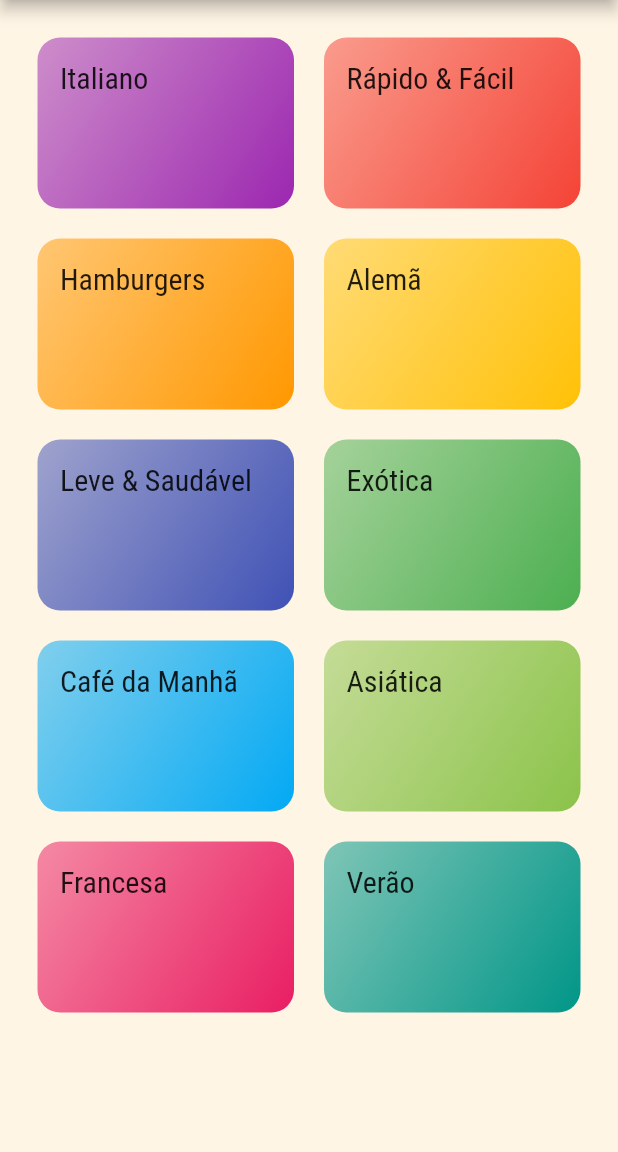
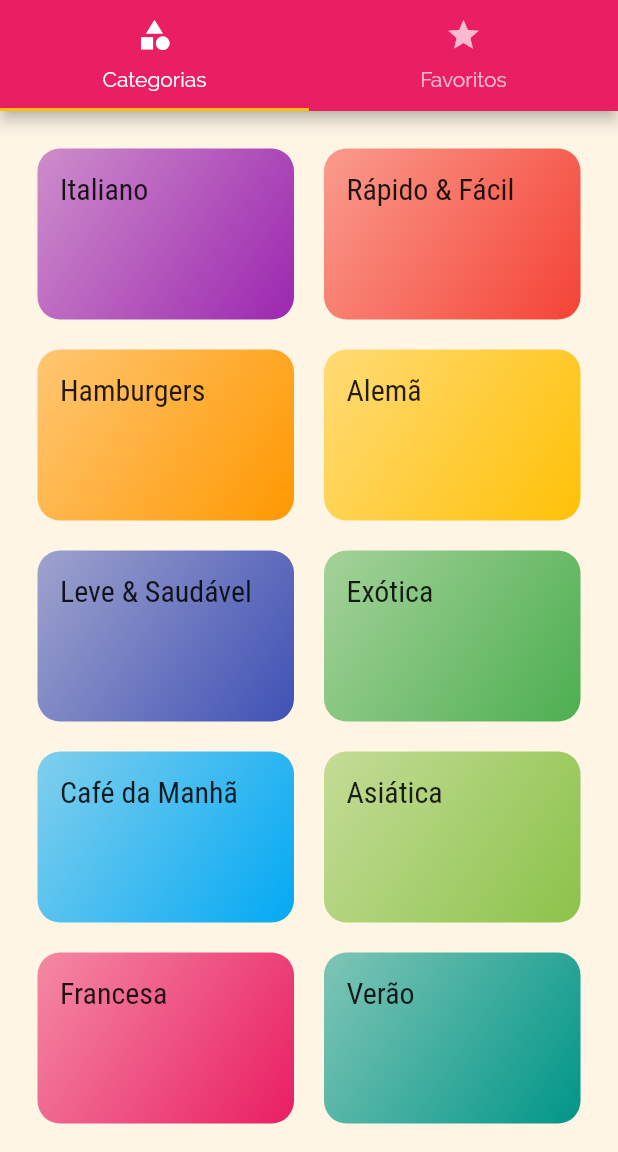
Before and after one commit to amedes-junior/meal, a Flutter app: the screen it shows after launch, on a phone screen of 412 x 824 dp, the part 84-1236 px from its top. Run offline on Flutter 3.47's test engine with Material 2 defaults, Android fonts, the phone set to English and light mode, and no system bars.

Commit message:
meals -> Junho, 14 de 2021 - Aula 192

```diff
--- a/lib/main.dart
+++ b/lib/main.dart
@@ -4,6 +4,7 @@ import 'screens/categories_screen.dart';
 import 'screens/categories_meals_screen.dart';
 import 'utils/app_routes.dart';
 import 'screens/meal_detail_screen.dart';
+import 'screens/tabs_screen.dart';
 
 void main() => runApp(MyApp());
 
@@ -27,7 +28,7 @@ class MyApp extends StatelessWidget {
       // home: CategoriesScreen(),
       // initialRoute: '/',
       routes: {
-        AppRoutes.HOME: (ctx) => CategoriesScreen(),
+        AppRoutes.HOME: (ctx) => TabsScreen(),
         AppRoutes.CATEGORIES_MEALS: (ctx) => CategoriesMealsScreen(),
         AppRoutes.MEAL_DETAIL: (ctx) => MealDetailScreen(),
       },
--- a/lib/screens/categories_screen.dart
+++ b/lib/screens/categories_screen.dart
@@ -6,11 +6,7 @@ import 'package:meals/data/dummy_data.dart';
 class CategoriesScreen extends StatelessWidget {
   @override
   Widget build(BuildContext context) {
-    return Scaffold(
-      appBar: AppBar(
-        title: Text('Vamos Cozinhar ?'),
-      ),
-      body: GridView(
+    return GridView(
       padding: const EdgeInsets.all(25),
       gridDelegate: SliverGridDelegateWithMaxCrossAxisExtent(
         maxCrossAxisExtent: 200,
@@ -21,7 +17,6 @@ class CategoriesScreen extends StatelessWidget {
       children: DUMMY_CATEGORIES.map((cat) {
         return CategoryItem(cat);
       }).toList(),
-      ),
     );
   }
 }
--- /dev/null
+++ b/lib/screens/favorite_screen.dart
@@ -0,0 +1,10 @@
+import 'package:flutter/material.dart';
+
+class FavoriteScreen extends StatelessWidget {
+  @override
+  Widget build(BuildContext context) {
+    return Center(
+      child: Text('Minhas Refeições Favortitas !!!'),
+    );
+  }
+}
--- /dev/null
+++ b/lib/screens/tabs_screen.dart
@@ -0,0 +1,33 @@
+import 'package:flutter/material.dart';
+
+import 'categories_screen.dart';
+import 'favorite_screen.dart';
+
+class TabsScreen extends StatelessWidget {
+  @override
+  Widget build(BuildContext context) {
+    return DefaultTabController(
+      length: 2,
+      child: Scaffold(
+        appBar: AppBar(
+          title: Text('Vamos Cozinhar ?'),
+          bottom: TabBar(
+            tabs: [
+              Tab(
+                icon: Icon(Icons.category),
+                text: 'Categorias',
+              ),
+              Tab(
+                icon: Icon(Icons.star),
+                text: 'Favoritos',
+              )
+            ],
+          ),
+        ),
+        body: TabBarView(
+          children: [CategoriesScreen(), FavoriteScreen()],
+        ),
+      ),
+    );
+  }
+}
```
Lines whose indentation alone changed are shown as unchanged.
